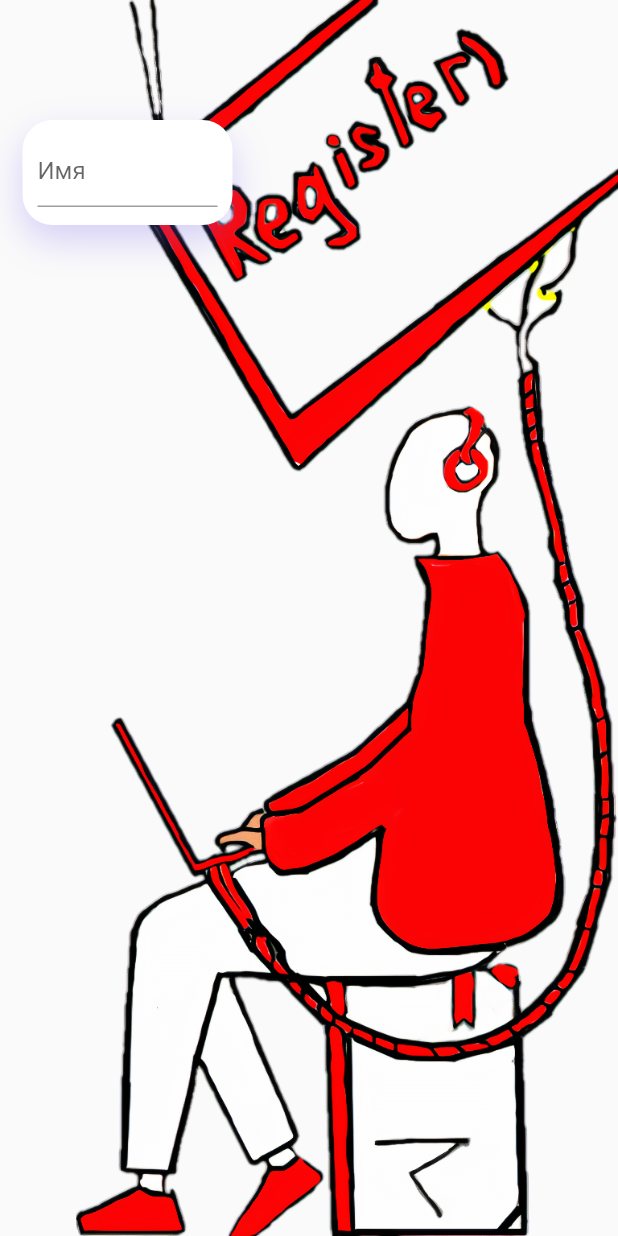
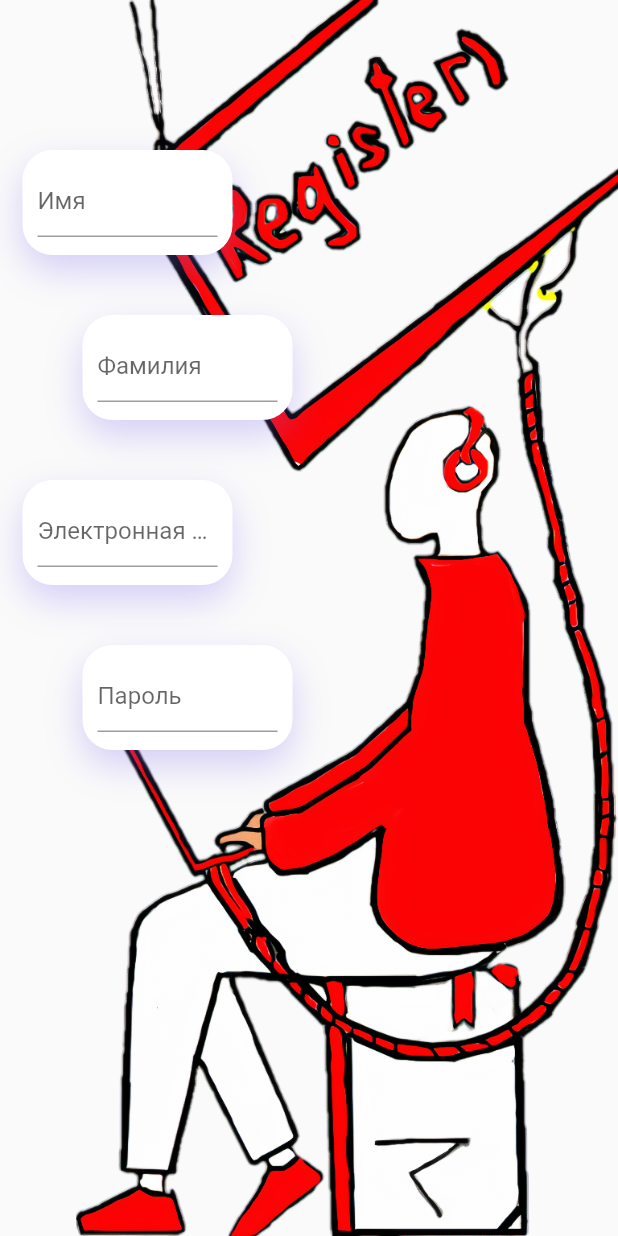
Before and after one commit to Lloydtechlead/TheLearn, a Flutter app: the screen it shows after launch, on a phone screen of 412 x 824 dp. Run offline on Flutter 3.47's test engine with Material 2 defaults, Android fonts, the phone set to English and light mode, and no system bars; our stand-ins replace firebase_auth, google_sign_in; accounts and stored records are empty.

Commit message:
update registration page

```diff
--- a/lib/pages/sign_up_page.dart
+++ b/lib/pages/sign_up_page.dart
@@ -32,7 +32,7 @@ class _SignUpState extends State<SignUpPage>{
           crossAxisAlignment: CrossAxisAlignment.start,
           children: <Widget>[
             Container(color: Colors.transparent),
-            SizedBox(height: 80),
+            SizedBox(height: 100),
             Container(
               margin: EdgeInsets.only(left: 15),
               height: 70,
@@ -49,15 +49,84 @@ class _SignUpState extends State<SignUpPage>{
               ),
               child: Column(
                 children: <Widget>[
-                  Form(
+                  TextFormField(
+                    decoration: InputDecoration(
+                      hintText: 'Имя'
+                    ),
+                  )
+                ],
+              ),
+            ),
+            SizedBox(height: 40),
+            Container(
+              margin: EdgeInsets.only(left: 55),
+              height: 70,
+              width: 140,
+              padding: EdgeInsets.all(10),
+              decoration: BoxDecoration(
+                  color: Colors.white,
+                  borderRadius: BorderRadius.circular(20),
+                  boxShadow: [BoxShadow(
+                      color: Color.fromRGBO(123, 104, 238, .3),
+                      blurRadius: 20,
+                      offset: Offset(0, 10)
+                  )]
+              ),
               child: Column(
                 children: <Widget>[
                   TextFormField(
                     decoration: InputDecoration(
-                              hintText: 'Имя'
+                        hintText: 'Фамилия'
+                    ),
+                  )
+                ],
               ),
             ),
+            SizedBox(height: 40),
+            Container(
+              margin: EdgeInsets.only(left: 15),
+              height: 70,
+              width: 140,
+              padding: EdgeInsets.all(10),
+              decoration: BoxDecoration(
+                  color: Colors.white,
+                  borderRadius: BorderRadius.circular(20),
+                  boxShadow: [BoxShadow(
+                      color: Color.fromRGBO(123, 104, 238, .3),
+                      blurRadius: 20,
+                      offset: Offset(0, 10)
+                  )]
+              ),
+              child: Column(
+                children: <Widget>[
+                  TextFormField(
+                    decoration: InputDecoration(
+                        hintText: 'Электронная почта'
+                    ),
+                  )
                 ],
+              ),
+            ),
+            SizedBox(height: 40),
+            Container(
+              margin: EdgeInsets.only(left: 55),
+              height: 70,
+              width: 140,
+              padding: EdgeInsets.all(10),
+              decoration: BoxDecoration(
+                  color: Colors.white,
+                  borderRadius: BorderRadius.circular(20),
+                  boxShadow: [BoxShadow(
+                      color: Color.fromRGBO(123, 104, 238, .3),
+                      blurRadius: 20,
+                      offset: Offset(0, 10)
+                  )]
+              ),
+              child: Column(
+                children: <Widget>[
+                  TextFormField(
+                    decoration: InputDecoration(
+                        hintText: 'Пароль'
                     ),
                   )
                 ],
```
Lines whose indentation alone changed are shown as unchanged.
